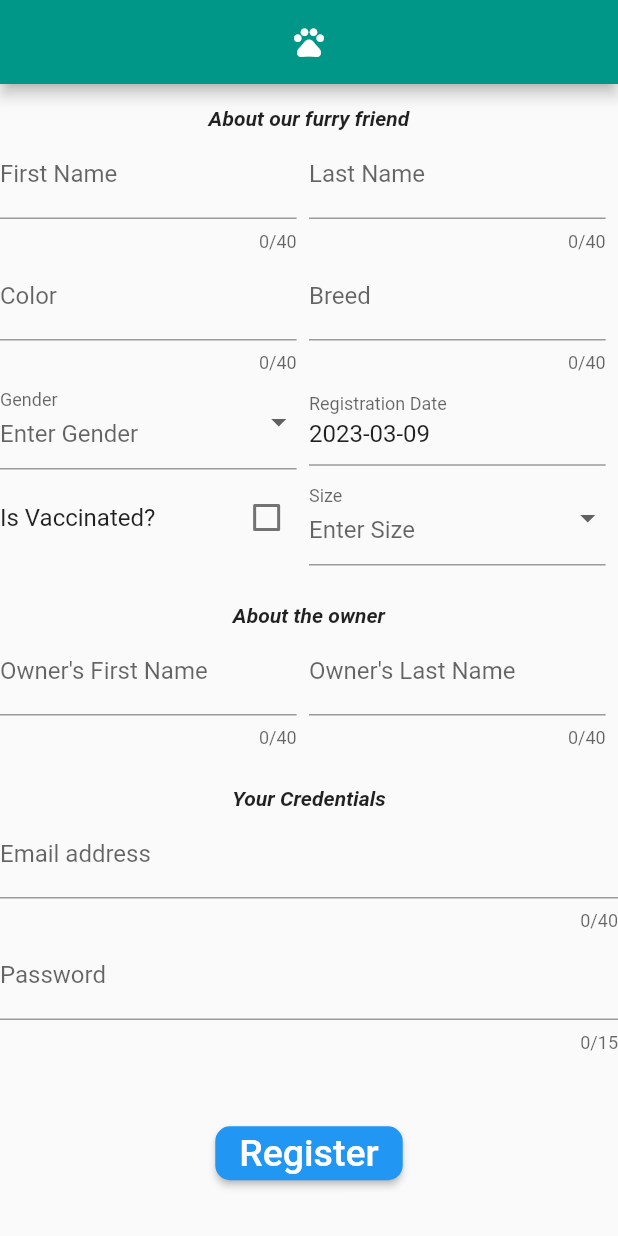
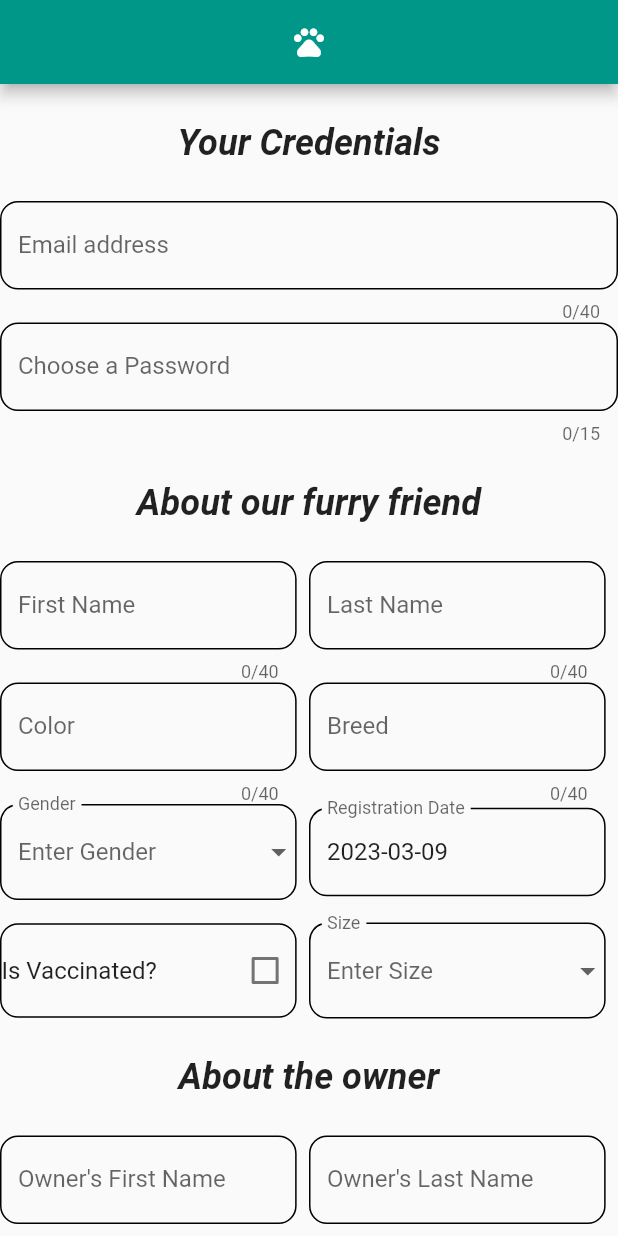
Before and after one commit to rupanshphutela/CPSC-5250_GroupProject, a Flutter app: the RegistrationPage screen opened by its route, on a phone screen of 412 x 824 dp. Run offline on Flutter 3.47's test engine with Material 2 defaults, Android fonts, the phone set to English and light mode, and no system bars; our stand-ins replace cloud_firestore, firebase_auth, firebase_core, firebase_storage, flutter_card_swiper, go_router and 3 more; accounts and stored records are empty.

Commit message:
Add - borders to registration fields, legible headers, email/password on top

```diff
--- a/lib/screens/registration_page.dart
+++ b/lib/screens/registration_page.dart
@@ -124,12 +124,63 @@ class _RegistrationPageState extends State<RegistrationPage> {
                 child: Column(
                   children: <Widget>[
                     const Padding(
-                      padding: EdgeInsets.only(top: 15),
+                      padding: EdgeInsets.only(top: 25, bottom: 25),
+                      child: Text(
+                        'Your Credentials',
+                        style: TextStyle(
+                            fontWeight: FontWeight.bold,
+                            fontStyle: FontStyle.italic,
+                            fontSize: 24),
+                        textAlign: TextAlign.center,
+                      ),
+                    ),
+                    TextFormField(
+                      maxLines: 1,
+                      maxLength: 40,
+                      controller: _emailController,
+                      inputFormatters: [LengthLimitingTextInputFormatter(40)],
+                      validator: (String? value) {
+                        if (value == null || value.isEmpty) {
+                          return 'Please enter your Email address';
+                        }
+                        return null;
+                      },
+                      decoration: const InputDecoration(
+                        enabledBorder: OutlineInputBorder(
+                            borderRadius:
+                                BorderRadius.all(Radius.circular(12.0))),
+                        labelText: 'Email address',
+                        hintText: 'Enter Email address',
+                      ),
+                    ),
+                    TextFormField(
+                      obscureText: true,
+                      maxLines: 1,
+                      maxLength: 15,
+                      controller: _passwordController,
+                      inputFormatters: [LengthLimitingTextInputFormatter(15)],
+                      validator: (String? value) {
+                        if (value == null || value.isEmpty) {
+                          return 'Please choose a password';
+                        }
+                        return null;
+                      },
+                      decoration: const InputDecoration(
+                        enabledBorder: OutlineInputBorder(
+                            borderRadius:
+                                BorderRadius.all(Radius.circular(12.0))),
+                        labelText: 'Choose a Password',
+                        hintText: 'Enter Password',
+                      ),
+                    ),
+                    const Padding(
+                      padding: EdgeInsets.only(top: 25, bottom: 25),
                       child: Text(
                         'About our furry friend',
                         style: TextStyle(
                             fontWeight: FontWeight.bold,
-                            fontStyle: FontStyle.italic),
+                            fontStyle: FontStyle.italic,
+                            fontSize: 24),
                         textAlign: TextAlign.center,
                       ),
                     ),
@@ -153,6 +204,9 @@ class _RegistrationPageState extends State<RegistrationPage> {
                               return null;
                             },
                             decoration: const InputDecoration(
+                              enabledBorder: OutlineInputBorder(
+                                  borderRadius:
+                                      BorderRadius.all(Radius.circular(12.0))),
                               labelText: 'First Name',
                               hintText: 'Enter First Name',
                             ),
@@ -175,6 +229,9 @@ class _RegistrationPageState extends State<RegistrationPage> {
                               return null;
                             },
                             decoration: const InputDecoration(
+                              enabledBorder: OutlineInputBorder(
+                                  borderRadius:
+                                      BorderRadius.all(Radius.circular(12.0))),
                               labelText: 'Last Name',
                               hintText: 'Enter Last Name',
                             ),
@@ -204,6 +261,9 @@ class _RegistrationPageState extends State<RegistrationPage> {
                               return null;
                             },
                             decoration: const InputDecoration(
+                              enabledBorder: OutlineInputBorder(
+                                  borderRadius:
+                                      BorderRadius.all(Radius.circular(12.0))),
                               labelText: 'Color',
                               hintText: 'Enter Color',
                             ),
@@ -226,6 +286,9 @@ class _RegistrationPageState extends State<RegistrationPage> {
                               return null;
                             },
                             decoration: const InputDecoration(
+                              enabledBorder: OutlineInputBorder(
+                                  borderRadius:
+                                      BorderRadius.all(Radius.circular(12.0))),
                               labelText: 'Breed',
                               hintText: 'Enter Breed',
                             ),
@@ -258,6 +321,9 @@ class _RegistrationPageState extends State<RegistrationPage> {
                               _genderController.text = value as String;
                             },
                             decoration: const InputDecoration(
+                              enabledBorder: OutlineInputBorder(
+                                  borderRadius:
+                                      BorderRadius.all(Radius.circular(12.0))),
                               labelText: 'Gender',
                               hintText: 'Enter Gender',
                             ),
@@ -276,6 +342,9 @@ class _RegistrationPageState extends State<RegistrationPage> {
                                       .format(_selectedDate),
                             ),
                             decoration: const InputDecoration(
+                              enabledBorder: OutlineInputBorder(
+                                  borderRadius:
+                                      BorderRadius.all(Radius.circular(12.0))),
                               labelText: 'Registration Date',
                               hintText: 'Enter Registration Date',
                             ),
@@ -285,6 +354,9 @@ class _RegistrationPageState extends State<RegistrationPage> {
                             width: (MediaQuery.of(context).size.width) * 0.02),
                       ],
                     ),
+                    const Padding(
+                      padding: EdgeInsets.only(top: 15),
+                    ),
                     Row(
                       mainAxisSize: MainAxisSize.min,
                       crossAxisAlignment: CrossAxisAlignment.center,
@@ -292,7 +364,12 @@ class _RegistrationPageState extends State<RegistrationPage> {
                       children: <Widget>[
                         Flexible(
                           child: CheckboxListTile(
-                            contentPadding: EdgeInsets.zero,
+                            shape: RoundedRectangleBorder(
+                              borderRadius: BorderRadius.circular(12),
+                              side: const BorderSide(color: Colors.black),
+                            ),
+                            contentPadding:
+                                const EdgeInsets.only(top: 2.5, bottom: 2.5),
                             title: const Text('Is Vaccinated?'),
                             value: _isVaccinated,
                             onChanged: (isVaccinated) {
@@ -322,6 +399,9 @@ class _RegistrationPageState extends State<RegistrationPage> {
                               _sizeController.text = value as String;
                             },
                             decoration: const InputDecoration(
+                              enabledBorder: OutlineInputBorder(
+                                  borderRadius:
+                                      BorderRadius.all(Radius.circular(12.0))),
                               labelText: 'Size',
                               hintText: 'Enter Size',
                             ),
@@ -332,12 +412,13 @@ class _RegistrationPageState extends State<RegistrationPage> {
                       ],
                     ),
                     const Padding(
-                      padding: EdgeInsets.only(top: 25),
+                      padding: EdgeInsets.only(top: 25, bottom: 25),
                       child: Text(
                         'About the owner',
                         style: TextStyle(
                             fontWeight: FontWeight.bold,
-                            fontStyle: FontStyle.italic),
+                            fontStyle: FontStyle.italic,
+                            fontSize: 24),
                         textAlign: TextAlign.center,
                       ),
                     ),
@@ -361,6 +442,9 @@ class _RegistrationPageState extends State<RegistrationPage> {
                               return null;
                             },
                             decoration: const InputDecoration(
+                              enabledBorder: OutlineInputBorder(
+                                  borderRadius:
+                                      BorderRadius.all(Radius.circular(12.0))),
                               labelText: 'Owner\'s First Name',
                               hintText: 'Enter Owner\'s First Name',
                             ),
@@ -383,6 +467,9 @@ class _RegistrationPageState extends State<RegistrationPage> {
                               return null;
                             },
                             decoration: const InputDecoration(
+                              enabledBorder: OutlineInputBorder(
+                                  borderRadius:
+                                      BorderRadius.all(Radius.circular(12.0))),
                               labelText: 'Owner\'s Last Name',
                               hintText: 'Enter Owner\'s Last Name',
                             ),
@@ -392,55 +479,11 @@ class _RegistrationPageState extends State<RegistrationPage> {
                             width: (MediaQuery.of(context).size.width) * 0.02),
                       ],
                     ),
-                    const Padding(
-                      padding: EdgeInsets.only(top: 25),
-                      child: Text(
-                        'Your Credentials',
-                        style: TextStyle(
-                            fontWeight: FontWeight.bold,
-                            fontStyle: FontStyle.italic),
-                        textAlign: TextAlign.center,
-                      ),
-                    ),
-                    TextFormField(
-                      maxLines: 1,
-                      maxLength: 40,
-                      controller: _emailController,
-                      inputFormatters: [LengthLimitingTextInputFormatter(40)],
-                      validator: (String? value) {
-                        if (value == null || value.isEmpty) {
-                          return 'Please enter your Email address';
-                        }
-                        return null;
-                      },
-                      decoration: const InputDecoration(
-                        labelText: 'Email address',
-                        hintText: 'Enter Email address',
-                      ),
-                    ),
-                    TextFormField(
-                      obscureText: true,
-                      maxLines: 1,
-                      maxLength: 15,
-                      controller: _passwordController,
-                      inputFormatters: [LengthLimitingTextInputFormatter(15)],
-                      validator: (String? value) {
-                        if (value == null || value.isEmpty) {
-                          return 'Please choose a password';
-                        }
-                        return null;
-                      },
-                      decoration: const InputDecoration(
-                        labelText: 'Password',
-                        hintText: 'Enter Password',
-                      ),
-                    ),
                   ],
                 ),
               ),
               Padding(
-                padding: const EdgeInsets.symmetric(
-                    horizontal: 14.0, vertical: 14.0),
+                padding: const EdgeInsets.symmetric(horizontal: 14.0),
                 child: Column(
                   crossAxisAlignment: CrossAxisAlignment.start,
                   children: <Widget>[
@@ -455,7 +498,6 @@ class _RegistrationPageState extends State<RegistrationPage> {
                               onPressed: () {
                                 if (_formKey.currentState!.validate()) {
                                   _register();
-                                  context.pop();
                                 }
                               },
                               style: ElevatedButton.styleFrom(
```
